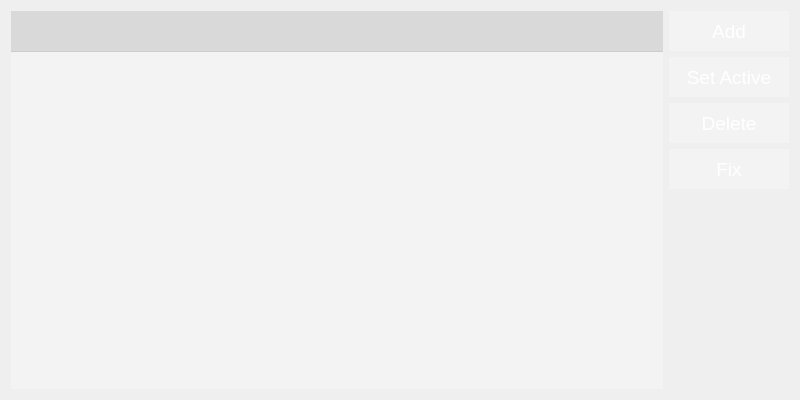
This is Kaminec/UI/kamineclauncher_tabs/profiletab.ui in kaniol-lck/Kaminec as Qt 5 draws it before an edit. The edited form follows.
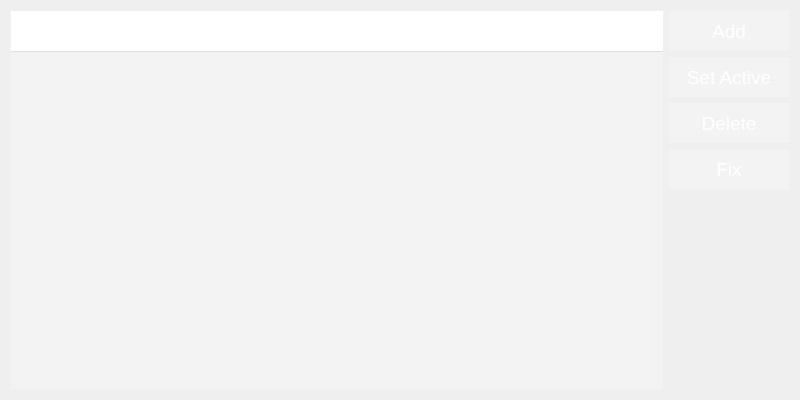
This is the edited form.

Patch:
```diff
--- a/Kaminec/UI/kamineclauncher_tabs/profiletab.ui
+++ b/Kaminec/UI/kamineclauncher_tabs/profiletab.ui
@@ -32,17 +32,9 @@
 }
 
 QHeaderView {
-	color: rgb(127, 127, 127);
-	background-color: rgba(191, 191, 191, 127);
-    border: none;
-	min-height: 40px;
-	border-bottom: 1px solid rgba(191, 191, 191, 127);
-}
-
-QHeaderView:section {
-	color: black;
-	background-color: rgba(191, 191, 191, 127);
-    border: none;
+	color: rgba(0, 0, 0, 255);
+	background-color: rgba(255, 255, 255, 255);
+    border: 1px;
 	min-height: 40px;
 	border-bottom: 1px solid rgba(191, 191, 191, 127);
 }
```
